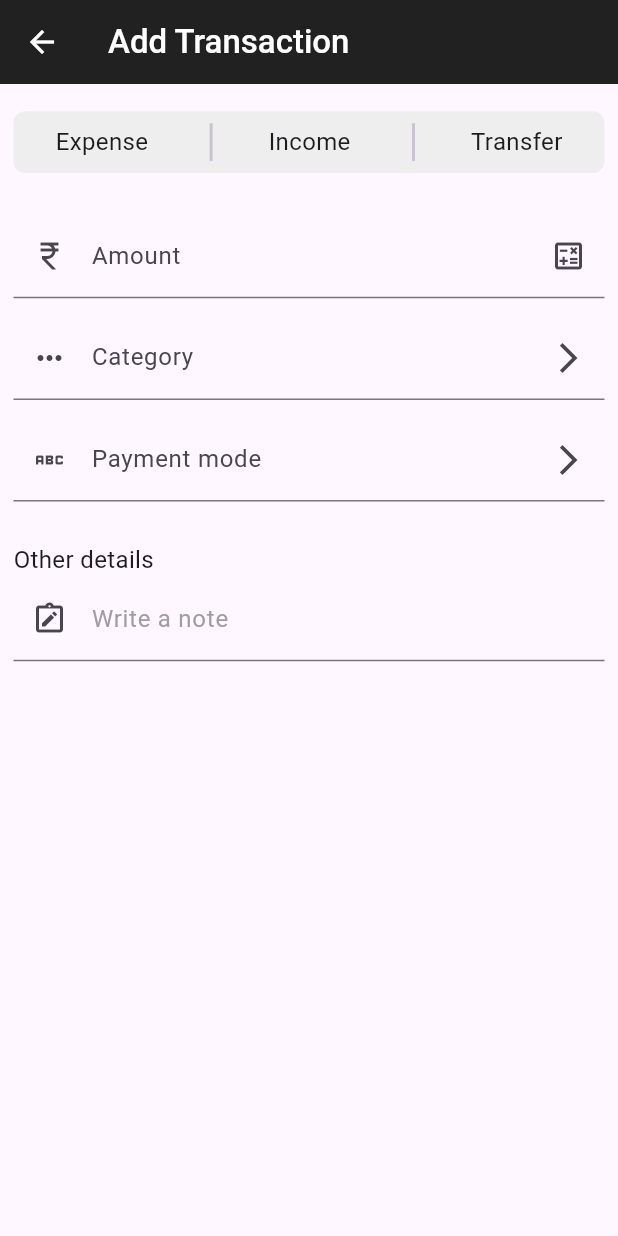
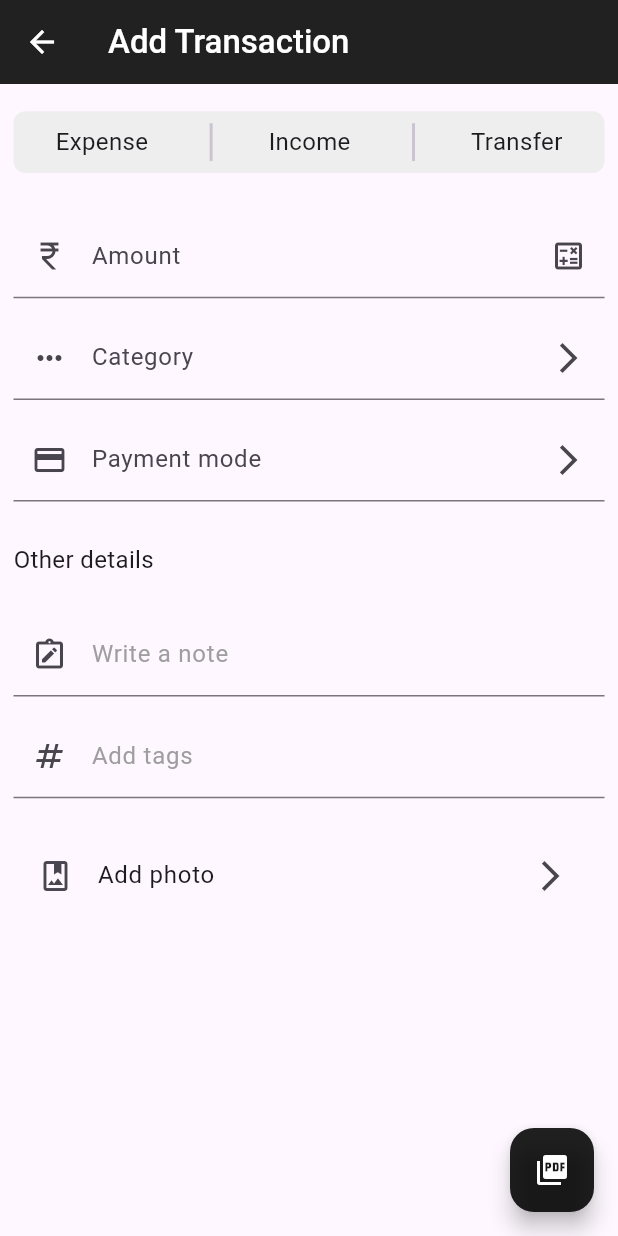
Before and after one commit to MauryaAayush/budget_tracker_app, a Flutter app: the screen it shows after launch, on a phone screen of 412 x 824 dp. Run offline on Flutter 3.47's test engine with Material 3 defaults, Android fonts, the phone set to English and light mode, and no system bars.

Commit message:
16-04-24

```diff
--- a/lib/view/screens/add_transaction_screen/add_transaction.dart
+++ b/lib/view/screens/add_transaction_screen/add_transaction.dart
@@ -10,6 +10,7 @@ class AddTransaction extends StatefulWidget {
 class _AddTransactionState extends State<AddTransaction> {
   @override
   Widget build(BuildContext context) {
+
     double height = MediaQuery.of(context).size.height;
     double width = MediaQuery.of(context).size.width;
 
@@ -22,7 +23,15 @@ class _AddTransactionState extends State<AddTransaction> {
           style: TextStyle(color: Colors.white, fontWeight: FontWeight.w500),
         ),
       ),
-      body: Padding(
+      floatingActionButton: FloatingActionButton(
+        backgroundColor: Colors.black87,
+        child: Icon(Icons.picture_as_pdf,color: Colors.white,),
+        onPressed: () {
+
+        },
+      ),
+      body: SingleChildScrollView(
+        child: Padding(
           padding: const EdgeInsets.all(9.0),
           child: Column(
             crossAxisAlignment: CrossAxisAlignment.start,
@@ -86,7 +95,7 @@ class _AddTransactionState extends State<AddTransaction> {
               SizedBox(height: height/70,),
               TextField(
                 decoration: InputDecoration(
-                prefixIcon: Icon(Icons.abc),
+                  prefixIcon: Icon(Icons.payment),
                   suffixIcon: Icon(Icons.arrow_forward_ios),
                   labelText: 'Payment mode',
                   focusedBorder: OutlineInputBorder(
@@ -96,6 +105,7 @@ class _AddTransactionState extends State<AddTransaction> {
               ),
               SizedBox(height: height/30,),
               Text('Other details',style: TextStyle(fontSize: 16),),
+              SizedBox(height: height/35,),
               TextField(
                 decoration: InputDecoration(
                   prefixIcon: Icon(Icons.note_alt_outlined),
@@ -106,7 +116,25 @@ class _AddTransactionState extends State<AddTransaction> {
                   ),
                 ),
               ),
+              SizedBox(height: height/70,),
+              TextField(
+                decoration: InputDecoration(
+                  prefixIcon: Icon(Icons.numbers),
+                  labelText: 'Add tags',
+                  labelStyle: TextStyle(color: Colors.grey),
+                  focusedBorder: OutlineInputBorder(
+                    borderSide: BorderSide(color: Colors.white),
+                  ),
+                ),
+              ),
+              SizedBox(height: height/35,),
+              ListTile(
+                leading: Icon(Icons.photo_album_outlined),
+                title: Text('Add photo'),
+                trailing: Icon(Icons.arrow_forward_ios),
+              ),
             ],
+          ),
         ),
       ),
     );
```
Lines whose indentation alone changed are shown as unchanged.
